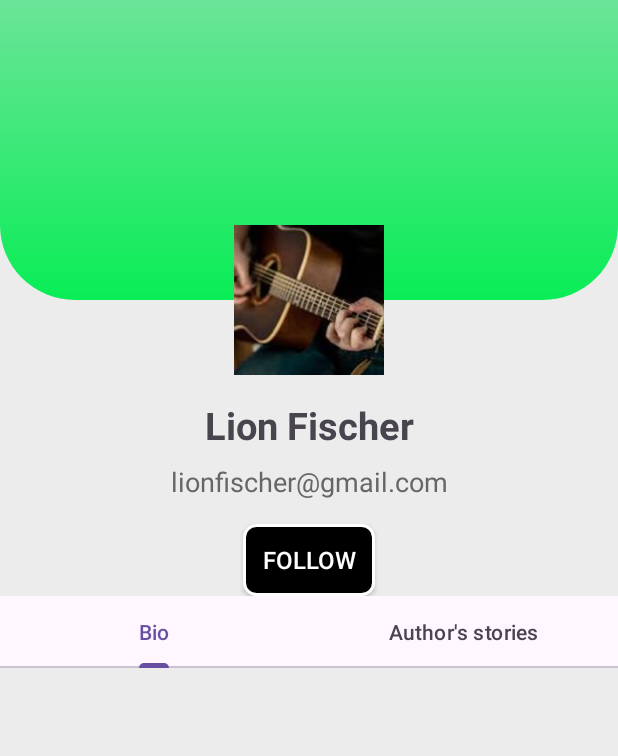
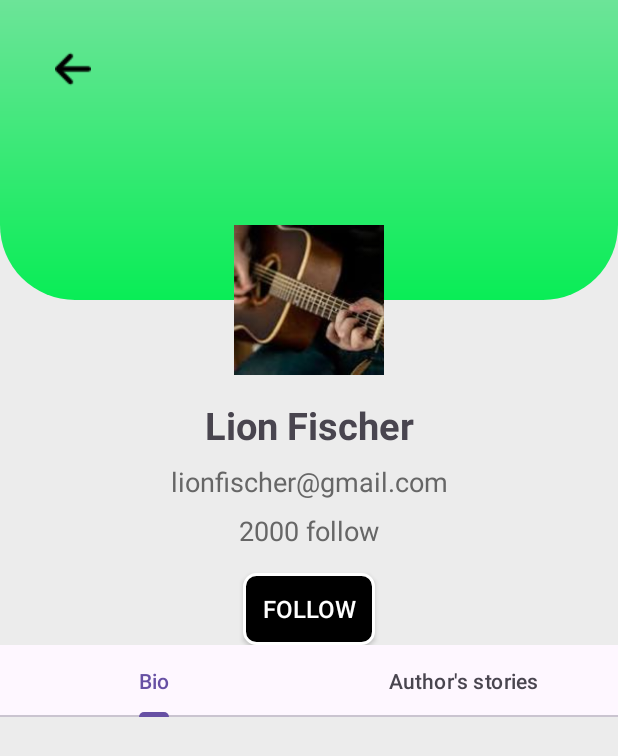
Before and after one commit to tungpl03/Watpad_StoryReading, an Android app: the layout test2.xml on its own in the app's theme, with its tools: preview values and no code run, on a phone screen of 412 x 824 dp. Shown: the top 756 px of the screen. Run offline under Robolectric (Android 15) with nearby library versions, the phone set to English and light mode, and no system bars.

```diff
--- a/StoryWatpad/app/src/main/java/com/example/storywatpad/view/StoryDetailActivity.java
+++ b/StoryWatpad/app/src/main/java/com/example/storywatpad/view/StoryDetailActivity.java
@@ -97,6 +97,7 @@ public class StoryDetailActivity extends AppCompatActivity {
         if (story != null) {
             int authorId = story.getAuthor_id();
             Intent intent = new Intent(StoryDetailActivity.this, AuthorProfileActivity.class);
+            intent.putExtra("story_id", story.getStory_id());
             intent.putExtra("author_id", authorId);
             startActivity(intent);
         }
--- a/StoryWatpad/app/src/main/res/layout/test2.xml
+++ b/StoryWatpad/app/src/main/res/layout/test2.xml
@@ -1,5 +1,4 @@
-<androidx.constraintlayout.widget.ConstraintLayout
-    xmlns:android="http://schemas.android.com/apk/res/android"
+<androidx.constraintlayout.widget.ConstraintLayout xmlns:android="http://schemas.android.com/apk/res/android"
     xmlns:app="http://schemas.android.com/apk/res-auto"
     xmlns:tools="http://schemas.android.com/tools"
     android:layout_width="match_parent"
@@ -27,12 +26,31 @@
                     android:layout_width="match_parent"
                     android:layout_height="200dp"
                     android:scaleType="fitXY"
+                    app:layout_constraintTop_toTopOf="parent"
+                    app:layout_constraintStart_toStartOf="parent"
                     app:layout_constraintEnd_toEndOf="parent"
+                    app:srcCompat="@drawable/top_background" />
+
+                <!-- Nút Back nằm trên hình nền -->
+
+                <!-- Ảnh Profile -->
+
+                <ImageButton
+                    android:id="@+id/btnBack"
+                    android:layout_width="65dp"
+                    android:layout_height="60dp"
+                    android:layout_marginTop="16dp"
+                    android:clickable="true"
+                    android:contentDescription="Back"
+                    android:focusable="true"
+                    android:padding="4dp"
+                    app:layout_constraintEnd_toEndOf="parent"
+                    app:layout_constraintHorizontal_bias="0.046"
                     app:layout_constraintStart_toStartOf="parent"
                     app:layout_constraintTop_toTopOf="parent"
-                    app:srcCompat="@drawable/top_background" />
+                    android:background="@android:color/transparent"
+                    app:srcCompat="@drawable/arrow" />
 
-                <!-- Ảnh Profile -->
                 <ImageView
                     android:id="@+id/avatar"
                     android:layout_width="100dp"
@@ -71,9 +89,22 @@
                     app:layout_constraintStart_toStartOf="parent"
                     app:layout_constraintTop_toBottomOf="@id/NameText" />
 
-                <!-- Nút Read -->
+                <!-- Email -->
+                <TextView
+                    android:id="@+id/txtFollow"
+                    android:layout_width="wrap_content"
+                    android:layout_height="wrap_content"
+                    android:layout_marginTop="8dp"
+                    android:text="2000 follow"
+                    android:textColor="#666666"
+                    android:textSize="18sp"
+                    app:layout_constraintEnd_toEndOf="parent"
+                    app:layout_constraintStart_toStartOf="parent"
+                    app:layout_constraintTop_toBottomOf="@id/EmailText" />
+
+                <!-- Nút Follow -->
                 <androidx.appcompat.widget.AppCompatButton
-                    android:id="@+id/btnRead"
+                    android:id="@+id/btnFollow"
                     android:layout_width="wrap_content"
                     android:layout_height="48dp"
                     android:layout_marginTop="16dp"
@@ -87,7 +118,7 @@
                     android:textSize="16sp"
                     app:layout_constraintEnd_toEndOf="parent"
                     app:layout_constraintStart_toStartOf="parent"
-                    app:layout_constraintTop_toBottomOf="@id/EmailText" />
+                    app:layout_constraintTop_toBottomOf="@id/txtFollow" />
 
             </androidx.constraintlayout.widget.ConstraintLayout>
 
@@ -108,12 +139,11 @@
                     android:text="Author's stories" />
 
             </com.google.android.material.tabs.TabLayout>
+
             <androidx.viewpager2.widget.ViewPager2
                 android:id="@+id/vpAuthorProfile"
                 android:layout_width="match_parent"
                 android:layout_height="300dp" />
-
-
         </LinearLayout>
     </ScrollView>
 
```
Also changed, not shown: StoryWatpad/app/src/main/java/com/example/storywatpad/view/AuthorProfileActivity.java (+12 -0 lines), StoryWatpad/app/src/main/java/com/example/storywatpad/view/adapter/StorySearchViewAdapter.java (+8 -0 lines), StoryWatpad/app/src/main/res/layout/activity_author_profile.xml (+26 -8 lines), StoryWatpad/app/src/main/res/layout/test.xml (+26 -8 lines).
